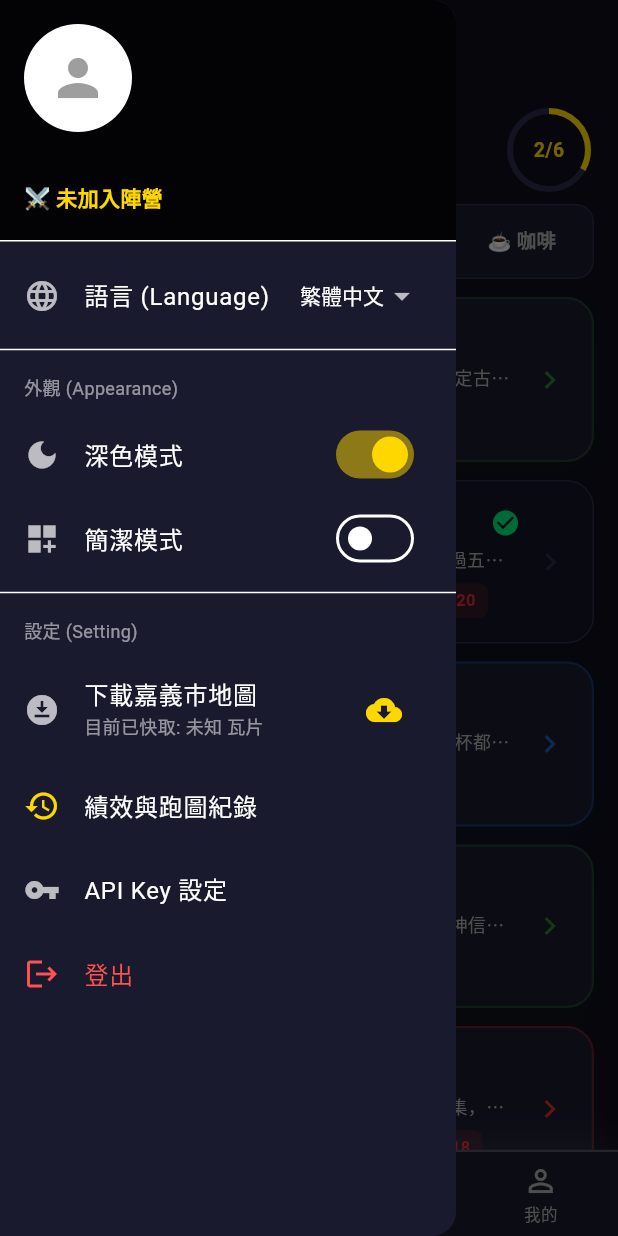
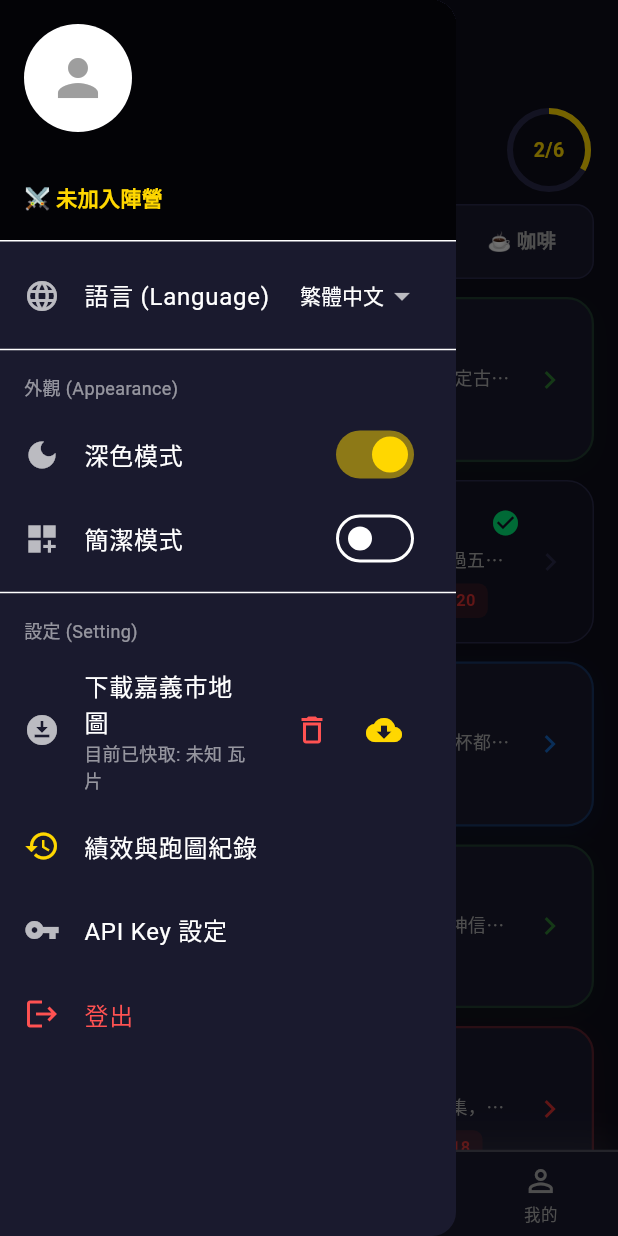
Before and after one commit to Lane921129/Chiayi-Wars-Triple-Threa, a Flutter app: the HomeScreen screen opened directly, item 2 of the bottom bar chosen, with the side drawer open, on a phone screen of 412 x 824 dp. Run offline on Flutter 3.47's test engine with Material 3 defaults, Android fonts, the phone set to English and light mode, and no system bars; our stand-ins replace cloud_firestore, firebase_auth, firebase_core, flutter_map, geolocator, google_sign_in and 1 more; missing offline and left inert: flutter_map_tile_caching; accounts and stored records are empty.

Commit message:
fix: Resolve FMTC compilation errors and add Clear Cache button / 修復 FMTC 編譯錯誤並新增清除快取按鈕
Fixed FMTC v10 API syntax and added a cache clearing feature to map_cache_service and the sidebar to keep the project size under control. / 修正 FMTC v10 API 語法錯誤，並在側邊欄與服務中新增清除快取功能，以控制專案壓縮後的大小。

```diff
--- a/lib/screens/home_screen.dart
+++ b/lib/screens/home_screen.dart
@@ -241,9 +241,20 @@ class _HomeScreenState extends State<HomeScreen> {
                         style: TextStyle(color: isDarkMode ? Colors.white54 : Colors.black54, fontSize: 12)),
                 trailing: mapCache.isDownloading
                     ? const SizedBox(width: 24, height: 24, child: CircularProgressIndicator(strokeWidth: 2))
-                    : IconButton(
-                        icon: const Icon(Icons.cloud_download, color: FactionColors.gold),
-                        onPressed: () => mapCache.startDownload(),
+                    : Row(
+                        mainAxisSize: MainAxisSize.min,
+                        children: [
+                          IconButton(
+                            icon: const Icon(Icons.delete_outline, color: Colors.redAccent),
+                            onPressed: () => mapCache.clearCache(),
+                            tooltip: '清除快取',
+                          ),
+                          IconButton(
+                            icon: const Icon(Icons.cloud_download, color: FactionColors.gold),
+                            onPressed: () => mapCache.startDownload(),
+                            tooltip: '開始下載',
+                          ),
+                        ],
                       ),
               );
             },
```
Also changed, not shown: lib/services/map_cache_service.dart (+31 -16 lines).
